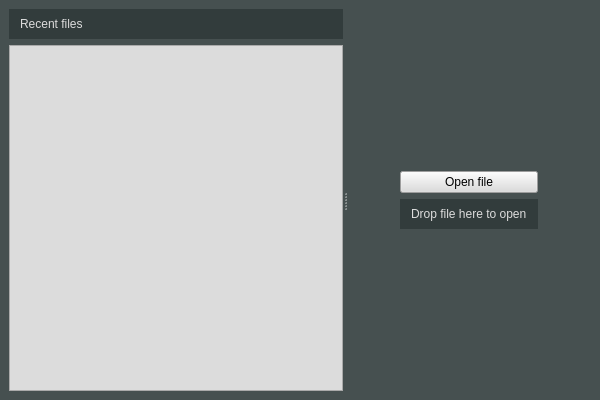
Above: gui/ui_files/startwindow.ui from OSUDSL/pydre before the change. Below: the same form after it.
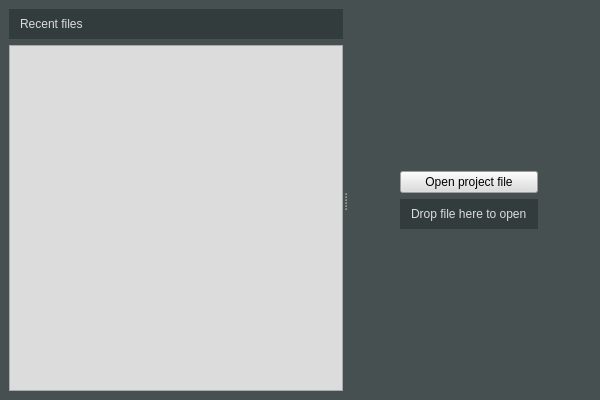
That is the form after the change.

The edit to the form file:
```diff
--- a/gui/ui_files/startwindow.ui
+++ b/gui/ui_files/startwindow.ui
@@ -90,7 +90,7 @@
 font: 75 10pt &quot;Arial&quot;;</string>
             </property>
             <property name="text">
-             <string>Open file</string>
+             <string>Open project file</string>
             </property>
             <property name="flat">
              <bool>false</bool>
```
Left out of the diff: 2 changed lines with no effect on the pictures.
